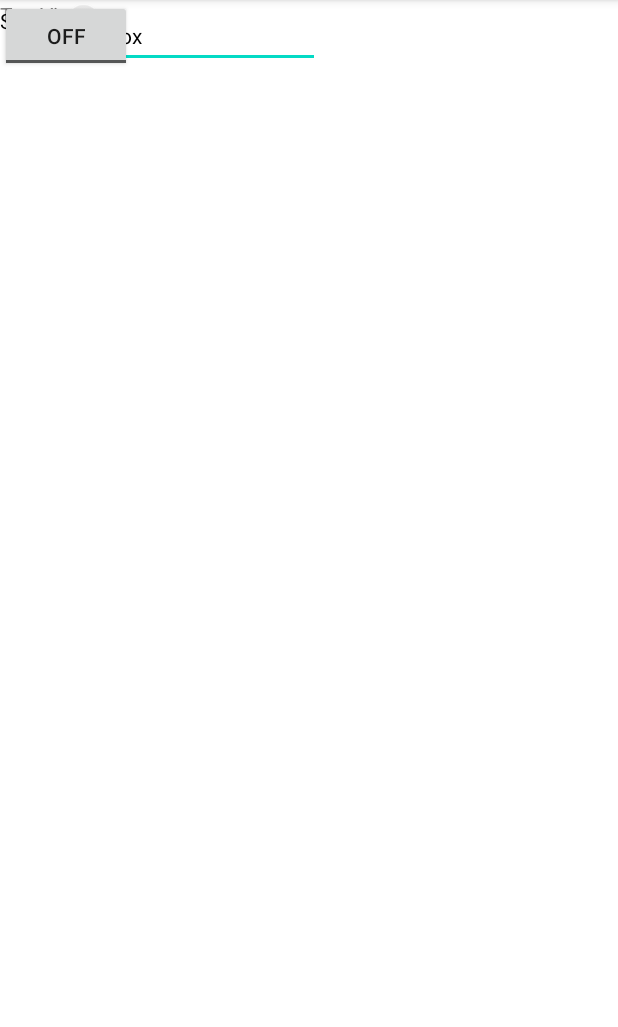
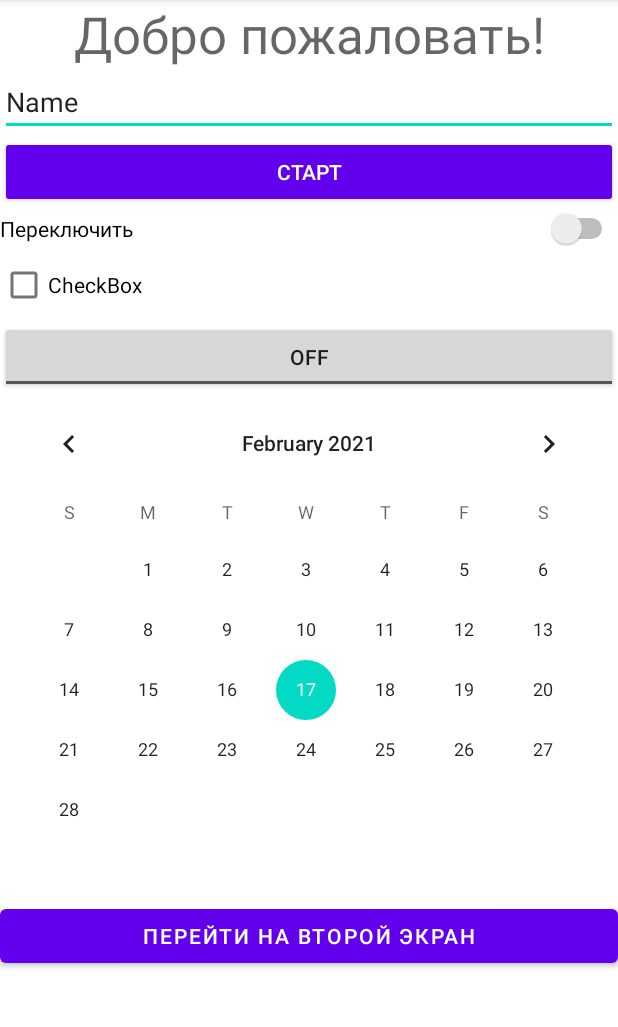
Before and after one commit to AKuvshinov/MyApplication, an Android app: the screen it shows after launch (MainActivity), on a phone screen of 412 x 824 dp, the part 84-1111 px from its top. Run offline under Robolectric (Android 15) with nearby library versions, the phone set to English and light mode, and no system bars.

Commit message:
Выполнил 1, 2, 3 задание.

```diff
--- a/app/src/main/AndroidManifest.xml
+++ b/app/src/main/AndroidManifest.xml
@@ -9,6 +9,7 @@
         android:roundIcon="@mipmap/ic_launcher_round"
         android:supportsRtl="true"
         android:theme="@style/Theme.MyApplication">
+        <activity android:name=".MainActivity2"></activity>
         <activity android:name=".MainActivity">
             <intent-filter>
                 <action android:name="android.intent.action.MAIN" />
--- a/app/src/main/java/com/example/myapplication/MainActivity.java
+++ b/app/src/main/java/com/example/myapplication/MainActivity.java
@@ -2,13 +2,26 @@ package com.example.myapplication;
 
 import androidx.appcompat.app.AppCompatActivity;
 
+import android.content.Intent;
 import android.os.Bundle;
+import android.view.View;
+import android.widget.Button;
 
-public class MainActivity extends AppCompatActivity {
+
+public class MainActivity extends AppCompatActivity implements View.OnClickListener{
 
     @Override
     protected void onCreate(Bundle savedInstanceState) {
         super.onCreate(savedInstanceState);
         setContentView(R.layout.activity_main);
+        Button buttonBack = (Button)findViewById(R.id.buttonBack);
+        buttonBack.setOnClickListener(this);
+    }
+
+    @Override
+    public void onClick(View v) {
+        Intent i;
+        i = new Intent(this, MainActivity2.class);
+        startActivity(i);
     }
 }
--- a/app/src/main/res/layout/activity_main.xml
+++ b/app/src/main/res/layout/activity_main.xml
@@ -1,51 +1,61 @@
 <?xml version="1.0" encoding="utf-8"?>
-<androidx.constraintlayout.widget.ConstraintLayout xmlns:android="http://schemas.android.com/apk/res/android"
+<LinearLayout xmlns:android="http://schemas.android.com/apk/res/android"
     xmlns:app="http://schemas.android.com/apk/res-auto"
-    xmlns:tools="http://schemas.android.com/tools"
     android:layout_width="match_parent"
     android:layout_height="match_parent"
-    tools:context=".MainActivity">
+    android:orientation="vertical">
 
     <TextView
         android:id="@+id/textView"
-        android:layout_width="58dp"
+        android:layout_width="match_parent"
         android:layout_height="wrap_content"
-        android:text="TextView"
-        tools:layout_editor_absoluteX="176dp"
-        tools:layout_editor_absoluteY="108dp" />
+        android:gravity="center"
+        android:text="Добро пожаловать!"
+        android:textAppearance="@style/TextAppearance.AppCompat.Display1" />
+
+    <EditText
+        android:id="@+id/editTextTextPersonName"
+        android:layout_width="match_parent"
+        android:layout_height="wrap_content"
+        android:ems="10"
+        android:inputType="textPersonName"
+        android:text="Name" />
+
+    <Button
+        android:id="@+id/button"
+        style="@style/Widget.AppCompat.Button"
+        android:layout_width="match_parent"
+        android:layout_height="wrap_content"
+        android:text="Старт"
+        android:color="#ff5f5f5f" />
 
     <Switch
         android:id="@+id/switch1"
-        android:layout_width="wrap_content"
+        android:layout_width="match_parent"
         android:layout_height="wrap_content"
-        android:text="Switch"
-        tools:layout_editor_absoluteX="161dp"
-        tools:layout_editor_absoluteY="174dp" />
+        android:text="Переключить" />
 
     <CheckBox
         android:id="@+id/checkBox"
-        android:layout_width="wrap_content"
+        android:layout_width="match_parent"
         android:layout_height="wrap_content"
-        android:text="CheckBox"
-        tools:layout_editor_absoluteX="158dp"
-        tools:layout_editor_absoluteY="238dp" />
+        android:backgroundTint="#9C28AF"
+        android:text="CheckBox" />
 
     <ToggleButton
         android:id="@+id/toggleButton"
-        android:layout_width="wrap_content"
+        android:layout_width="match_parent"
         android:layout_height="wrap_content"
-        android:text="ToggleButton"
-        tools:layout_editor_absoluteX="158dp"
-        tools:layout_editor_absoluteY="314dp" />
+        android:text="ToggleButton" />
 
-    <EditText
-        android:id="@+id/editTextTextPersonName"
-        android:layout_width="wrap_content"
+    <CalendarView
+        android:id="@+id/calendarView"
+        android:layout_width="match_parent"
+        android:layout_height="wrap_content" />
+
+    <Button
+        android:id="@+id/buttonBack"
+        android:layout_width="match_parent"
         android:layout_height="wrap_content"
-        android:ems="10"
-        android:inputType="textPersonName"
-        android:text="Name"
-        tools:layout_editor_absoluteX="100dp"
-        tools:layout_editor_absoluteY="129dp" />
-
-</androidx.constraintlayout.widget.ConstraintLayout>
+        android:text="Перейти на второй экран" />
+</LinearLayout>
```
Also changed, not shown: app/src/main/java/com/example/myapplication/MainActivity2.java (added, +14 -0 lines), app/src/main/res/layout/activity_main2.xml (added, +89 -0 lines).
